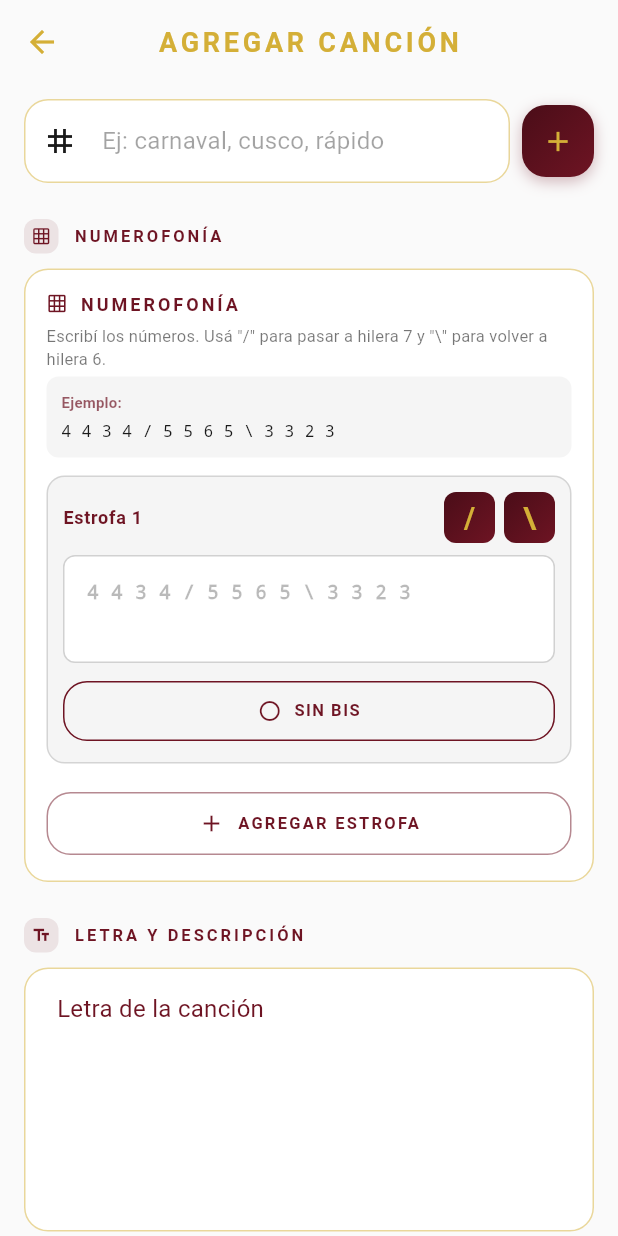
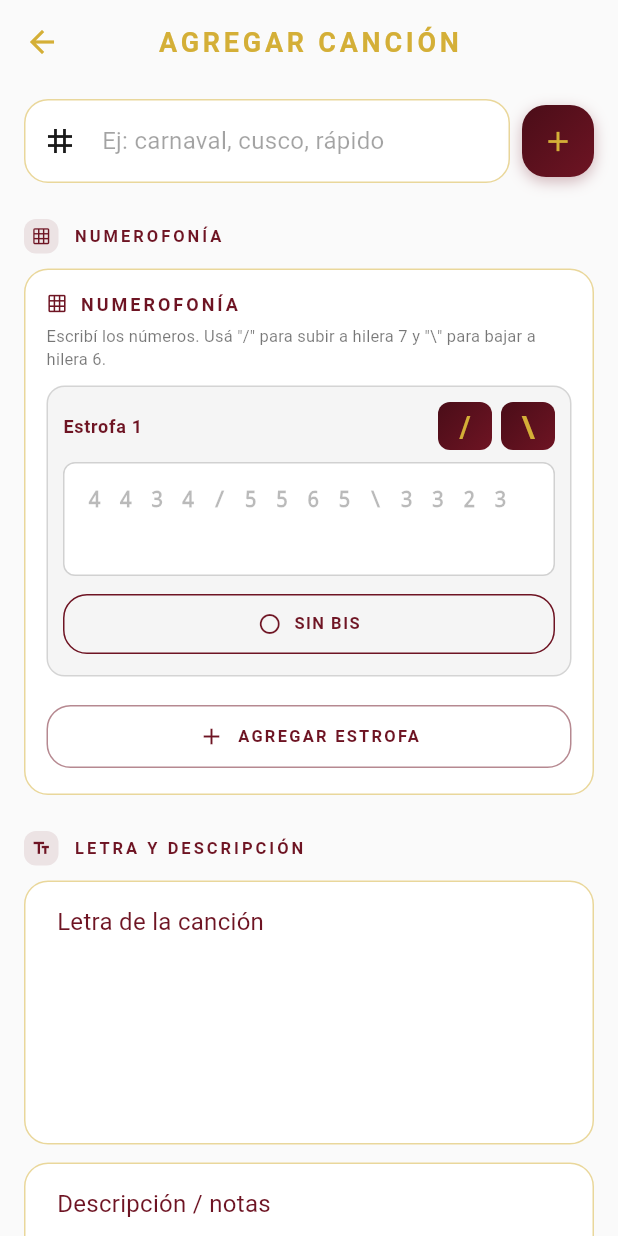
Before and after one commit to yeo-drake/AllinKawsay, a Flutter app: the AgregarCancionScreen screen opened directly, scrolled down 576 dp, on a phone screen of 412 x 824 dp. Run offline on Flutter 3.47's test engine with Material 3 defaults, Android fonts, the phone set to English and light mode, and no system bars; our stand-ins replace cached_network_image, cloud_firestore, file_picker, firebase_auth, firebase_core, image_picker and 4 more; accounts and stored records are empty.

Commit message:
Actualizar editor_numerofonia.dart

```diff
--- a/lib/widgets/editor_numerofonia.dart
+++ b/lib/widgets/editor_numerofonia.dart
@@ -73,39 +73,13 @@ class _EditorNumerofoniaState extends State<EditorNumerofonia> {
           ),
           const SizedBox(height: 6),
           Text(
-            'Escribí los números. Usá "/" para pasar a hilera 7 y "\\" para volver a hilera 6.',
+            'Escribí los números. Usá "/" para subir a hilera 7 y "\\" para bajar a hilera 6.',
             style: TextStyle(
                 fontSize: 11,
                 color: AppColors.negro.withOpacity(0.6),
                 height: 1.4),
           ),
-          const SizedBox(height: 4),
-          Container(
-            padding: const EdgeInsets.all(10),
-            decoration: BoxDecoration(
-              color: AppColors.grisClaro,
-              borderRadius: BorderRadius.circular(8),
-            ),
-            child: Column(
-              crossAxisAlignment: CrossAxisAlignment.start,
-              children: [
-                Text('Ejemplo:',
-                    style: TextStyle(
-                        fontSize: 10,
-                        fontWeight: FontWeight.bold,
-                        color: AppColors.granate.withOpacity(0.7))),
-                const SizedBox(height: 4),
-                const Text(
-                  '4 4 3 4 / 5 5 6 5 \\ 3 3 2 3',
-                  style: TextStyle(
-                      fontFamily: 'monospace',
-                      fontSize: 11,
-                      color: AppColors.negro),
-                ),
-              ],
-            ),
-          ),
-          const SizedBox(height: 12),
+          const SizedBox(height: 10),
 
           for (int i = 0; i < _estrofas.length; i++)
             _BloqueEditor(
@@ -175,7 +149,8 @@ class _BloqueEditorState extends State<_BloqueEditor> {
   }
 
   void _onChanged(String v) {
-    widget.estrofa.texto = v;
+    widget.estrofa.eventos =
+        EstrofaNumerofonia._parsearTexto(v);
     widget.onChanged();
   }
 
@@ -184,8 +159,8 @@ class _BloqueEditorState extends State<_BloqueEditor> {
     widget.onChanged();
   }
 
-  /// Botón rápido para insertar "/" o "\" en la posición del cursor.
-  void _insertarDireccion(String dir) {
+  /// Inserta la dirección en la posición del cursor.
+  void _insertarDir(String dir) {
     final sel = _ctrl.selection;
     final texto = _ctrl.text;
     int inicio = sel.start >= 0 ? sel.start : texto.length;
@@ -193,7 +168,6 @@ class _BloqueEditorState extends State<_BloqueEditor> {
     if (inicio > texto.length) inicio = texto.length;
     if (fin > texto.length) fin = texto.length;
 
-    // Asegurar espacio antes
     final antes = texto.substring(0, inicio);
     final despues = texto.substring(fin);
     final prefijo = (antes.isEmpty || antes.endsWith(' ')) ? '' : ' ';
@@ -230,16 +204,16 @@ class _BloqueEditorState extends State<_BloqueEditor> {
                       letterSpacing: 0.5)),
               const Spacer(),
               // Botones de dirección
-              _botonDir('/', () => _insertarDireccion('/')),
+              _botonDir('/', () => _insertarDir('/')),
               const SizedBox(width: 6),
-              _botonDir('\\', () => _insertarDireccion('\\')),
+              _botonDir('\\', () => _insertarDir('\\')),
               if (widget.puedeEliminar) ...[
                 const SizedBox(width: 6),
                 InkWell(
                   onTap: widget.onDelete,
                   borderRadius: BorderRadius.circular(8),
                   child: Container(
-                    padding: const EdgeInsets.all(6),
+                    padding: const EdgeInsets.all(4),
                     child: Icon(Icons.close,
                         size: 16,
                         color: AppColors.granate.withOpacity(0.7)),
@@ -256,17 +230,19 @@ class _BloqueEditorState extends State<_BloqueEditor> {
             onChanged: _onChanged,
             maxLines: null,
             minLines: 2,
+            keyboardType: TextInputType.text,
             style: const TextStyle(
                 fontFamily: 'monospace',
-                fontSize: 15,
+                fontSize: 16,
                 fontWeight: FontWeight.w600,
+                letterSpacing: 2,
                 height: 1.6),
             decoration: InputDecoration(
               isDense: true,
               hintText: '4 4 3 4 / 5 5 6 5 \\ 3 3 2 3',
               hintStyle: TextStyle(
                   fontFamily: 'monospace',
-                  fontSize: 13,
+                  fontSize: 14,
                   color: AppColors.negro.withOpacity(0.3)),
               filled: true,
               fillColor: AppColors.blanco,
@@ -287,7 +263,9 @@ class _BloqueEditorState extends State<_BloqueEditor> {
           const SizedBox(height: 8),
 
           // BIS
-          OutlinedButton.icon(
+          SizedBox(
+            width: double.infinity,
+            child: OutlinedButton.icon(
               onPressed: _toggleBis,
               icon: Icon(
                 widget.estrofa.bis
@@ -317,6 +295,7 @@ class _BloqueEditorState extends State<_BloqueEditor> {
                 ),
               ),
             ),
+          ),
         ],
       ),
     );
@@ -327,8 +306,8 @@ class _BloqueEditorState extends State<_BloqueEditor> {
       onTap: onTap,
       borderRadius: BorderRadius.circular(8),
       child: Container(
-        width: 34,
-        height: 34,
+        width: 36,
+        height: 32,
         alignment: Alignment.center,
         decoration: BoxDecoration(
           gradient: AppColors.gradienteGranate,
```
Lines whose indentation alone changed are shown as unchanged.
